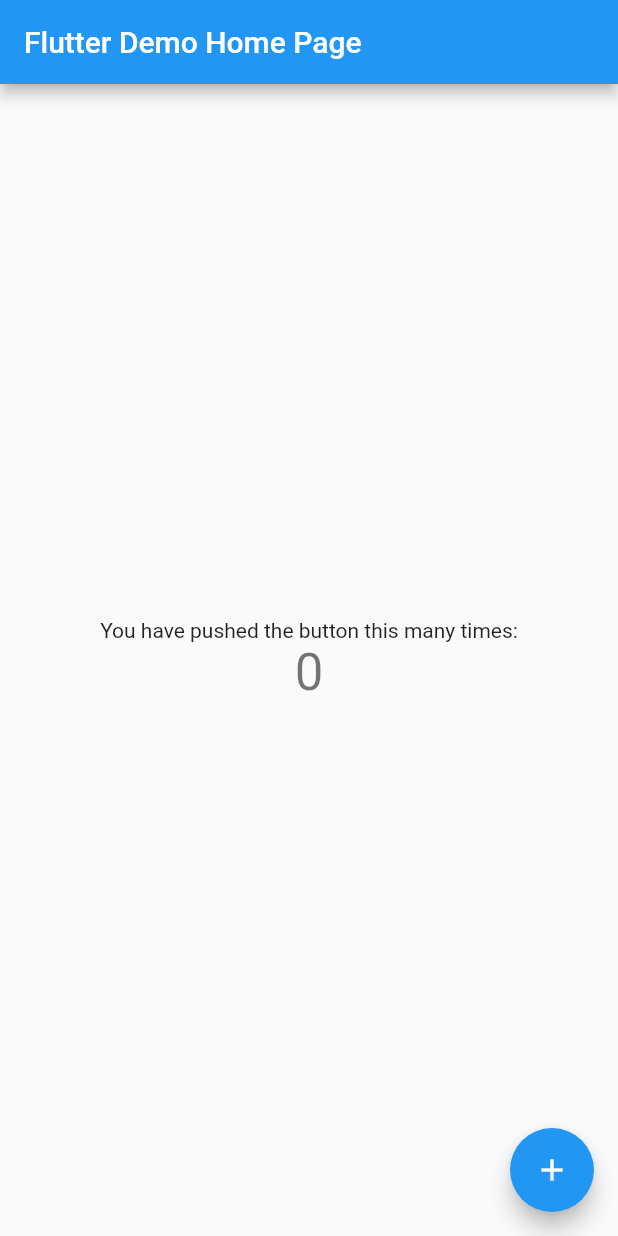
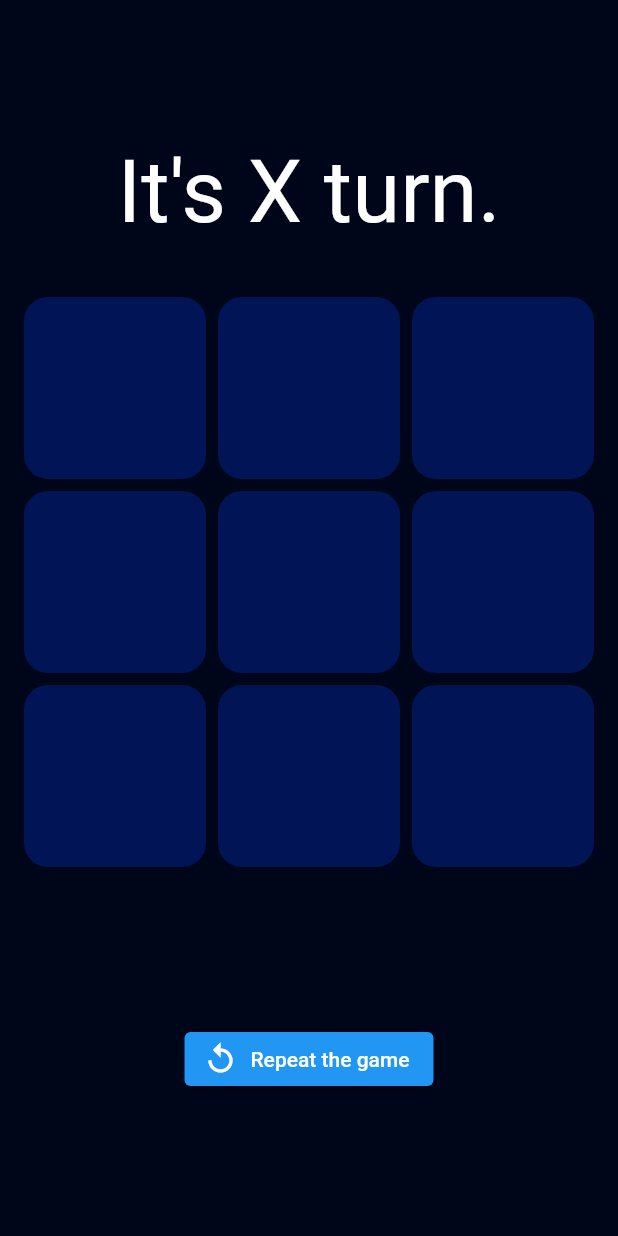
Before and after one commit to 8DietmarBarbarossa8/TicTacToe, a Flutter app: the screen it shows after launch, on a phone screen of 412 x 824 dp. Run offline on Flutter 3.47's test engine with Material 2 defaults, Android fonts, the phone set to English and light mode, and no system bars.

Commit message:
finished game

```diff
--- /dev/null
+++ b/lib/color.dart
@@ -0,0 +1,10 @@
+import 'package:flutter/material.dart';
+
+class MainColor {
+  static Color primaryColor = const Color(0xFF00061a);
+  static Color secondaryColor = const Color(0xFF001456);
+  static Color accentColor = const Color(0xFF4169e8);
+  static Color xUserColor = Colors.blueAccent;
+  static Color oUserColor = Colors.yellowAccent;
+  static Color white = Colors.white;
+}
--- /dev/null
+++ b/lib/game_logic.dart
@@ -0,0 +1,33 @@
+class Player {
+  static const x = 'X';
+  static const o = 'O';
+  static const empty = '';
+}
+
+class Game {
+  static const int boardLength = 9;
+  static const double blocSize = 100.0;
+
+  List<String>? board;
+
+  static List<String>? initGameBoard() =>
+      List.generate(boardLength, (index) => Player.empty);
+
+  bool winnerCheck(
+      String player, int index, List<int> scoreBoard, int gridSize) {
+    int row = index ~/ 3;
+    int col = index % 3;
+    int score = player == Player.x ? 1 : -1;
+
+    scoreBoard[row] += score;
+    scoreBoard[gridSize + col] += score;
+    if (row == col) {
+      scoreBoard[2 * gridSize] += score;
+    }
+    if (gridSize - 1 - col == row) {
+      scoreBoard[2 * gridSize + 1] += score;
+    }
+
+    return scoreBoard.contains(3) || scoreBoard.contains(-3);
+  }
+}
--- /dev/null
+++ b/lib/game_screen.dart
@@ -0,0 +1,131 @@
+import 'package:flutter/material.dart';
+import 'package:tic_tac_toe/color.dart';
+import 'game_logic.dart';
+
+class GameScreen extends StatefulWidget {
+  const GameScreen({Key? key}) : super(key: key);
+
+  @override
+  State<GameScreen> createState() => _GameScreenState();
+}
+
+class _GameScreenState extends State<GameScreen> {
+  String player = Player.x;
+  bool gameOver = false;
+  int turn = 0;
+  String result = '';
+  List<int> scoreBoard = [for (int i = 0; i < 9; i++) 0];
+
+  Game game = Game();
+
+  @override
+  void initState() {
+    super.initState();
+    game.board = Game.initGameBoard();
+  }
+
+  @override
+  Widget build(BuildContext context) {
+    double boardLength = MediaQuery.of(context).size.width;
+    return Scaffold(
+      backgroundColor: MainColor.primaryColor,
+      body: Column(
+        mainAxisAlignment: MainAxisAlignment.center,
+        crossAxisAlignment: CrossAxisAlignment.center,
+        children: [
+          Text(
+            "It's $player turn.",
+            style: const TextStyle(
+              color: Colors.white,
+              fontSize: 58,
+            ),
+          ),
+          const SizedBox(
+            height: 20,
+          ),
+          SizedBox(
+            width: boardLength,
+            height: boardLength,
+            child: GridView.count(
+              crossAxisCount: Game.boardLength ~/ 3,
+              padding: const EdgeInsets.all(16),
+              mainAxisSpacing: 8,
+              crossAxisSpacing: 8,
+              children: List.generate(Game.boardLength, (index) {
+                return InkWell(
+                  onTap: () {
+                    if (!gameOver && game.board![index] == '') {
+                      _processTap(index);
+                    }
+                  },
+                  child: Container(
+                    width: Game.blocSize,
+                    height: Game.blocSize,
+                    decoration: BoxDecoration(
+                        color: MainColor.secondaryColor,
+                        borderRadius: BorderRadius.circular(16)),
+                    child: Center(
+                      child: Text(
+                        game.board![index],
+                        style: TextStyle(
+                            color: game.board![index] == Player.x
+                                ? MainColor.xUserColor
+                                : MainColor.oUserColor,
+                            fontSize: 64),
+                      ),
+                    ),
+                  ),
+                );
+              }),
+            ),
+          ),
+          const SizedBox(
+            height: 25,
+          ),
+          Text(
+            result,
+            style: TextStyle(
+              color: MainColor.white,
+              fontSize: 54,
+            ),
+          ),
+          ElevatedButton.icon(
+            onPressed: () => _restartGame(),
+            icon: const Icon(Icons.replay),
+            label: const Text(
+              'Repeat the game',
+            ),
+          ),
+        ],
+      ),
+    );
+  }
+
+  _processTap(int index) {
+    setState(() {
+      game.board![index] = player;
+      turn++;
+      gameOver = game.winnerCheck(player, index, scoreBoard, 3);
+      if (gameOver) {
+        result = '$player is the winner';
+      } else if (!gameOver && turn == 9) {
+        result = "It's a draw!";
+        gameOver = true;
+      }
+      player = player == Player.x ? Player.o : Player.x;
+    });
+  }
+
+  _restartGame() {
+    setState(() {
+      game.board = Game.initGameBoard();
+      player = Player.x;
+      gameOver = false;
+      turn = 0;
+      result = '';
+      for (int i = 0; i < 9; i++) {
+        scoreBoard[i] = 0;
+      }
+    });
+  }
+}
--- a/lib/main.dart
+++ b/lib/main.dart
@@ -1,4 +1,6 @@
 import 'package:flutter/material.dart';
+
+import 'game_screen.dart';
 
 void main() {
   runApp(const MyApp());
@@ -7,109 +9,15 @@ void main() {
 class MyApp extends StatelessWidget {
   const MyApp({Key? key}) : super(key: key);
 
-  // This widget is the root of your application.
   @override
   Widget build(BuildContext context) {
     return MaterialApp(
-      title: 'Flutter Demo',
+      title: 'Tic Tac Toe',
+      debugShowCheckedModeBanner: false,
       theme: ThemeData(
-        // This is the theme of your application.
-        //
-        // Try running your application with "flutter run". You'll see the
-        // application has a blue toolbar. Then, without quitting the app, try
-        // changing the primarySwatch below to Colors.green and then invoke
-        // "hot reload" (press "r" in the console where you ran "flutter run",
-        // or simply save your changes to "hot reload" in a Flutter IDE).
-        // Notice that the counter didn't reset back to zero; the application
-        // is not restarted.
         primarySwatch: Colors.blue,
       ),
-      home: const MyHomePage(title: 'Flutter Demo Home Page'),
+      home: const GameScreen(),
     );
   }
 }
-
-class MyHomePage extends StatefulWidget {
-  const MyHomePage({Key? key, required this.title}) : super(key: key);
-
-  // This widget is the home page of your application. It is stateful, meaning
-  // that it has a State object (defined below) that contains fields that affect
-  // how it looks.
-
-  // This class is the configuration for the state. It holds the values (in this
-  // case the title) provided by the parent (in this case the App widget) and
-  // used by the build method of the State. Fields in a Widget subclass are
-  // always marked "final".
-
-  final String title;
-
-  @override
-  State<MyHomePage> createState() => _MyHomePageState();
-}
-
-class _MyHomePageState extends State<MyHomePage> {
-  int _counter = 0;
-
-  void _incrementCounter() {
-    setState(() {
-      // This call to setState tells the Flutter framework that something has
-      // changed in this State, which causes it to rerun the build method below
-      // so that the display can reflect the updated values. If we changed
-      // _counter without calling setState(), then the build method would not be
-      // called again, and so nothing would appear to happen.
-      _counter++;
-    });
-  }
-
-  @override
-  Widget build(BuildContext context) {
-    // This method is rerun every time setState is called, for instance as done
-    // by the _incrementCounter method above.
-    //
-    // The Flutter framework has been optimized to make rerunning build methods
-    // fast, so that you can just rebuild anything that needs updating rather
-    // than having to individually change instances of widgets.
-    return Scaffold(
-      appBar: AppBar(
-        // Here we take the value from the MyHomePage object that was created by
-        // the App.build method, and use it to set our appbar title.
-        title: Text(widget.title),
-      ),
-      body: Center(
-        // Center is a layout widget. It takes a single child and positions it
-        // in the middle of the parent.
-        child: Column(
-          // Column is also a layout widget. It takes a list of children and
-          // arranges them vertically. By default, it sizes itself to fit its
-          // children horizontally, and tries to be as tall as its parent.
-          //
-          // Invoke "debug painting" (press "p" in the console, choose the
-          // "Toggle Debug Paint" action from the Flutter Inspector in Android
-          // Studio, or the "Toggle Debug Paint" command in Visual Studio Code)
-          // to see the wireframe for each widget.
-          //
-          // Column has various properties to control how it sizes itself and
-          // how it positions its children. Here we use mainAxisAlignment to
-          // center the children vertically; the main axis here is the vertical
-          // axis because Columns are vertical (the cross axis would be
-          // horizontal).
-          mainAxisAlignment: MainAxisAlignment.center,
-          children: <Widget>[
-            const Text(
-              'You have pushed the button this many times:',
-            ),
-            Text(
-              '$_counter',
-              style: Theme.of(context).textTheme.headline4,
-            ),
-          ],
-        ),
-      ),
-      floatingActionButton: FloatingActionButton(
-        onPressed: _incrementCounter,
-        tooltip: 'Increment',
-        child: const Icon(Icons.add),
-      ), // This trailing comma makes auto-formatting nicer for build methods.
-    );
-  }
-}
```
